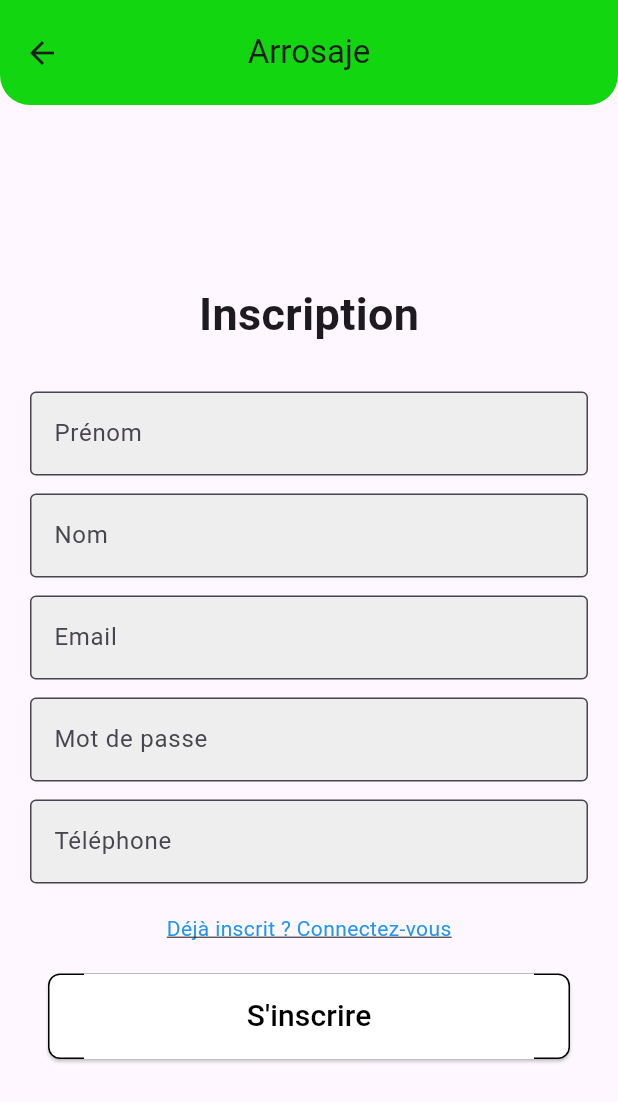
After one commit to BeNn101/AROSAJE, a Flutter app: the screen it shows after launch, after a tap on "S'incrire ?", on a phone screen of 412 x 824 dp. The commit adds this screen. Shown: the top 1102 px of the screen. Run offline on Flutter 3.47's test engine with Material 3 defaults, Android fonts, the phone set to English and light mode, and no system bars; our stand-ins replace flutter_map, freezed_annotation, get, image_picker, latlong2, skeletonizer; accounts and stored records are empty; network calls fail.

Commit message:
nouvelle fonctionnalités

```diff
--- a/lib/freeze/chatHistorical.dart
+++ b/lib/freeze/chatHistorical.dart
@@ -9,8 +9,8 @@ class ChatHistorical with _$ChatHistorical {
   const factory ChatHistorical({
     @JsonKey(name: 'id_user') required int idUser,
     @JsonKey(name: 'id_destinataire') required int idAdresse,
-    @JsonKey(name: 'message') required int message,
-    @JsonKey(name: 'image') required int imageChat,
+    @JsonKey(name: 'message') required String message,
+    @JsonKey(name: 'image')  String? imageChat,
   }) = _ChatHistorical;
 
   factory ChatHistorical.fromJson(Map<String, dynamic> json) => _$ChatHistoricalFromJson(json);
--- a/lib/homepage/homeViewController.dart
+++ b/lib/homepage/homeViewController.dart
@@ -1,6 +1,7 @@
 import 'dart:convert';
 import 'dart:io';
 
+import 'package:arosaje_mobile/uiKit/const.dart';
 import 'package:http/http.dart' as http;
 import 'package:arosaje_mobile/freeze/plantes.dart';
 import 'package:get/get.dart';
@@ -10,6 +11,7 @@ class HomeViewController extends GetxController {
   var listPlant = <Plant>[].obs; // Utilisez RxList pour une liste observable
   late File imageFile; // Utilisez late pour une initialisation différée de l'image
   RxBool isSkeletonLoader= true.obs;
+  String ip =Constants.ipAddress;
   @override
   void onInit() {
     // Ne pas oublier d'appeler super.onInit()
@@ -30,7 +32,7 @@ class HomeViewController extends GetxController {
 
   Future<void> getAllPlant() async {
     try {
-      final url = Uri.parse('http://172.16.1.8:8000/api/getAllPlantes');
+      final url = Uri.parse('http://192.168.1.40:8000/api/getAllPlantes');
       final response = await http.get(url);
       if (response.statusCode == 200) {
         final List<dynamic> plantData = json.decode(response.body);
--- a/lib/logPage/loginView.dart
+++ b/lib/logPage/loginView.dart
@@ -64,7 +64,9 @@ class LoginView extends GetView<LoginViewController> {
                       ),
             ),
             boutton(),
-          ],
+            SizedBox(height: 10,),
+            InkWell(onTap: () =>Get.toNamed("/register") ,child: Text("S'incrire ?"),)
+          ]
         ),
       ),
     );
--- a/lib/logPage/loginViewController.dart
+++ b/lib/logPage/loginViewController.dart
@@ -20,7 +20,7 @@ class LoginViewController extends GetxController {
   }
 
   Future<void> getUsers() async {
-    final url = Uri.parse('http://172.16.1.8:8000/api/users/alluser');
+    final url = Uri.parse('http://192.168.1.40:8000/api/users/alluser');
     final response = await http.get(url);
 
     if (response.statusCode == 200) {
--- a/lib/main.dart
+++ b/lib/main.dart
@@ -10,9 +10,12 @@ import 'package:arosaje_mobile/logPage/loginBindings.dart';
 import 'package:arosaje_mobile/logPage/loginView.dart';
 import 'package:arosaje_mobile/mappage/mapBindings.dart';
 import 'package:arosaje_mobile/mappage/mapView.dart';
+import 'package:arosaje_mobile/messagepage/char.dart';
 import 'package:arosaje_mobile/messagepage/messageView.dart';
 import 'package:arosaje_mobile/messagepage/messageViewControllerBlindings.dart';
 import 'package:arosaje_mobile/model/user_provider.dart';
+import 'package:arosaje_mobile/registerPage/registerBlndings.dart';
+import 'package:arosaje_mobile/registerPage/registerView.dart';
 import 'package:flutter/material.dart';
 import 'package:get/get_navigation/src/root/get_material_app.dart';
 import 'package:get/get_navigation/src/routes/get_route.dart';
@@ -66,6 +69,18 @@ class MainApp extends StatelessWidget {
           title: 'Publish',
           page: () => PublishView(),
           binding: PublishBindings(),
+        ),
+        GetPage(
+          name: '/register',
+          title: 'Register',
+          page: () => RegisterView(),
+          binding: RegisterBindings(),
+        ),
+        GetPage(
+          name: '/chat',
+          title: 'Chat',
+          page: () => ChatView(),
+          binding: RegisterBindings(),
         )
       ],
       initialRoute: '/login',
--- /dev/null
+++ b/lib/registerPage/registerBlndings.dart
@@ -0,0 +1,10 @@
+import 'package:arosaje_mobile/mappage/mapViewController.dart';
+import 'package:arosaje_mobile/registerPage/registerViewController.dart';
+import 'package:get/get.dart';
+
+class RegisterBindings extends Bindings {
+  @override
+  void dependencies() {
+    Get.lazyPut(() => RegisterViewController());
+  }
+}
--- /dev/null
+++ b/lib/registerPage/registerView.dart
@@ -0,0 +1,145 @@
+import 'package:arosaje_mobile/registerPage/registerViewController.dart';
+import 'package:flutter/material.dart';
+import 'package:get/get.dart';
+
+class RegisterView extends GetView<RegisterViewController>  {
+
+  @override
+  Widget build(BuildContext context) {
+    return Scaffold(
+      appBar: AppBar(
+        centerTitle: true,
+        title: Text(
+          "Arrosaje",
+        ),
+        backgroundColor: Color.fromARGB(255, 11, 225, 3),
+        elevation: 3,
+        toolbarHeight: 70,
+        shape: RoundedRectangleBorder(
+            borderRadius: BorderRadius.vertical(
+              bottom: Radius.circular(20),
+            ))
+      ),
+      body:
+       Center(
+         child: SingleChildScrollView(
+
+           child: Column(
+             mainAxisAlignment: MainAxisAlignment.start,
+             children: [
+              /*  Container(
+                 width: 17 0,
+                 height: 170,
+                  decoration: const BoxDecoration(
+                   image: DecorationImage(
+                     image: AssetImage('logo.png'),
+                     fit: BoxFit.contain,
+                   ),
+                 ),
+               ),
+               */
+               const Text(
+                 'Inscription',
+                 style: TextStyle(fontSize: 30, fontWeight: FontWeight.bold),
+               ),
+               const SizedBox(height: 30),
+                RegistrationFormField(label: 'Prénom',controllerText: controller.surnameTextController),
+               const SizedBox(height: 12),
+                RegistrationFormField(label: 'Nom',controllerText: controller.nameTextController),
+               const SizedBox(height: 12),
+                RegistrationFormField(
+                 label: 'Email',
+                 keyboardType: TextInputType.emailAddress,
+                 controllerText: controller.emailTextController,
+               ),
+               const SizedBox(height: 12),
+                RegistrationFormField(
+                 label: 'Mot de passe',
+                 obscureText: true,
+                 controllerText: controller.passwordTextController,
+               ),
+               const SizedBox(height: 12),
+                RegistrationFormField(
+                 label: 'Téléphone',
+                 keyboardType: TextInputType.phone,
+                 controllerText: controller.phoneTextController,
+               ),
+               const SizedBox(height: 20),
+               GestureDetector(
+                 onTap: () {
+                   Get.offAllNamed('/login');
+                 },
+                 child: const Text(
+                   'Déjà inscrit ? Connectez-vous',
+                   style: TextStyle(
+                     color: Colors.blue,
+                     decoration: TextDecoration.underline,
+                   ),
+                 ),
+               ),
+               const SizedBox(height: 20),
+               ElevatedButton(
+                 onPressed: () {
+                   controller.register();
+                 },
+                 style: ElevatedButton.styleFrom(
+                   primary: Colors.white,
+                   shape: RoundedRectangleBorder(
+                     borderRadius: BorderRadius.circular(8.0),
+                   ),
+                   side: const BorderSide(color: Colors.black),
+                 ),
+                 child: Container(
+                   width: 300,
+                   padding: const EdgeInsets.symmetric(vertical: 14),
+                   color: Colors.white,
+                   child: const Center(
+                     child: const Text(
+                       'S\'inscrire',
+                       style: TextStyle(
+                         color: Colors.black,
+                         fontSize: 20,
+                       ),
+                     ),
+                   ),
+                 ),
+               ),
+             ],
+           ),
+         ),
+       ),
+      );
+
+  }
+}
+
+class RegistrationFormField extends StatelessWidget {
+  final String label;
+  final bool obscureText;
+  final TextInputType keyboardType;
+  final TextEditingController controllerText;
+  const RegistrationFormField({
+    required this.label,
+    this.obscureText = false,
+    this.keyboardType = TextInputType.text,
+    required this.controllerText,
+  });
+
+  @override
+  Widget build(BuildContext context) {
+    return Padding(
+      padding: const EdgeInsets.symmetric(horizontal: 20),
+      child: TextFormField(
+        controller: controllerText,
+        decoration: InputDecoration(
+          labelText: label,
+          filled: true,
+          fillColor: Colors.grey[200],
+          border: const OutlineInputBorder(),
+        ),
+        obscureText: obscureText,
+        keyboardType: keyboardType,
+      ),
+    );
+  }
+}
--- /dev/null
+++ b/lib/registerPage/registerViewController.dart
@@ -0,0 +1,50 @@
+import 'dart:convert';
+
+import 'package:arosaje_mobile/uiKit/const.dart';
+import 'package:flutter/material.dart';
+import 'package:get/get.dart';
+import 'package:get/get_core/src/get_main.dart';
+import 'package:get/get_state_manager/src/simple/get_controllers.dart';
+import 'package:http/http.dart' as http;
+class RegisterViewController extends GetxController {
+   TextEditingController emailTextController =TextEditingController();
+  TextEditingController passwordTextController =TextEditingController();
+  TextEditingController phoneTextController =TextEditingController();
+   TextEditingController nameTextController =TextEditingController();
+  TextEditingController surnameTextController =TextEditingController();
+  String ip =Constants.ipAddress;
+  @override
+  void onInit() async {
+    super.onInit();
+  }
+
+
+    Future<void> register() async {
+
+  final url = Uri.parse('http://192.168.1.40:8000/api/users/createUser');
+
+  Map<String, dynamic> data = {
+    'mot_de_passe': passwordTextController.value.text,
+    'email': emailTextController.value.text,
+    'telephone': phoneTextController.value.text,
+    'nom': nameTextController.value.text,
+    'prenom': surnameTextController.value.text,
+  };
+
+  final response = await http.post(
+    url,
+    headers: <String, String>{
+      'Content-Type': 'application/json; charset=UTF-8',
+    },
+    body: jsonEncode(data),
+  );
+
+  if (response.statusCode == 200) {
+     Get.snackbar('Succes', 'Utilisateurs créé');
+    Get.offAllNamed('/login');
+
+  } else {
+     Get.snackbar('Erreur', 'Identifiants invalides');
+  }
+}
+  }
--- /dev/null
+++ b/lib/uiKit/const.dart
@@ -0,0 +1,3 @@
+class Constants {
+  static const String ipAddress = '192.168.1.40';
+}
```
Also changed, not shown: lib/accountpage/accountView.dart (+39 -2 lines), lib/accountpage/accountViewController.dart (+21 -1 lines), lib/addPlante/publishController.dart (+5 -4 lines), lib/homepage/homeView.dart (+8 -1 lines), lib/messagepage/char.dart (added, +85 -0 lines), lib/messagepage/messageView.dart (+27 -4 lines), lib/messagepage/messageViewController.dart (+44 -2 lines), lib/freeze/chatHistorical.freezed.dart, lib/freeze/chatHistorical.g.dart, 1 other file.
